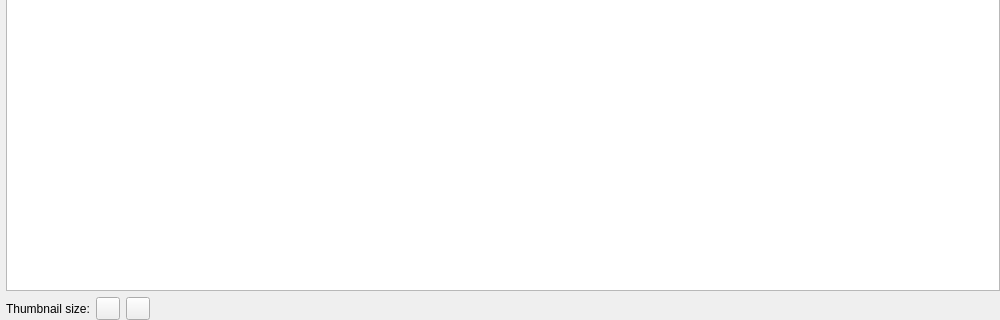
Old version of the form src/Sigil/Form_Files/ReportsCSSFilesWidget.ui in the repository Sigil-Ebook/Sigil; both pictures show x 0 to 1000 and y 280 to 600 of the 1000 by 600 pixel window.
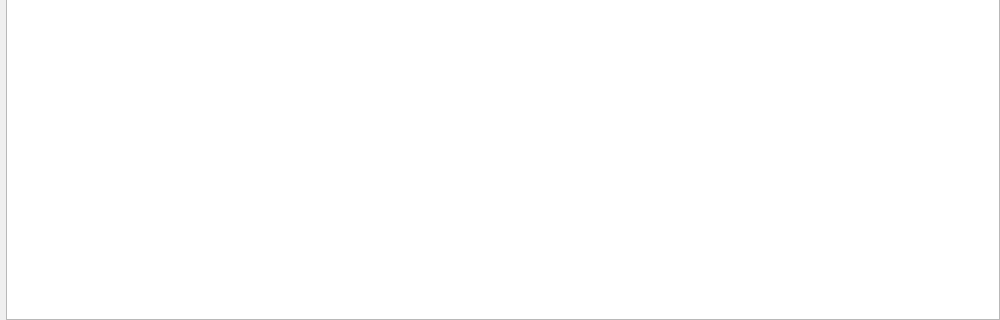
New version of the form. Icons and pictures are not drawn.

Commit message: Implement 1750 Reports should be non-modal and allow editing book while still open.  Refresh supported. Removed extra thumbnail from css page, allow opening images, simplified code.

```diff
--- a/src/Sigil/Form_Files/ReportsCSSFilesWidget.ui
+++ b/src/Sigil/Form_Files/ReportsCSSFilesWidget.ui
@@ -68,46 +68,6 @@
      </property>
     </widget>
    </item>
-   <item>
-    <layout class="QHBoxLayout" name="horizontalLayout_2">
-     <item>
-      <widget class="QLabel" name="label_2">
-       <property name="text">
-        <string>Thumbnail size:</string>
-       </property>
-      </widget>
-     </item>
-     <item>
-      <widget class="QToolButton" name="ThumbnailDecrease">
-       <property name="icon">
-        <iconset>
-         <normaloff>:/main/list-remove_22px.png</normaloff>:/main/list-remove_22px.png</iconset>
-       </property>
-      </widget>
-     </item>
-     <item>
-      <widget class="QToolButton" name="ThumbnailIncrease">
-       <property name="icon">
-        <iconset>
-         <normaloff>:/main/list-add_22px.png</normaloff>:/main/list-add_22px.png</iconset>
-       </property>
-      </widget>
-     </item>
-     <item>
-      <spacer name="horizontalSpacer">
-       <property name="orientation">
-        <enum>Qt::Horizontal</enum>
-       </property>
-       <property name="sizeHint" stdset="0">
-        <size>
-         <width>40</width>
-         <height>20</height>
-        </size>
-       </property>
-      </spacer>
-     </item>
-    </layout>
-   </item>
   </layout>
  </widget>
  <resources/>
```
The commit also changes 16 other files.
